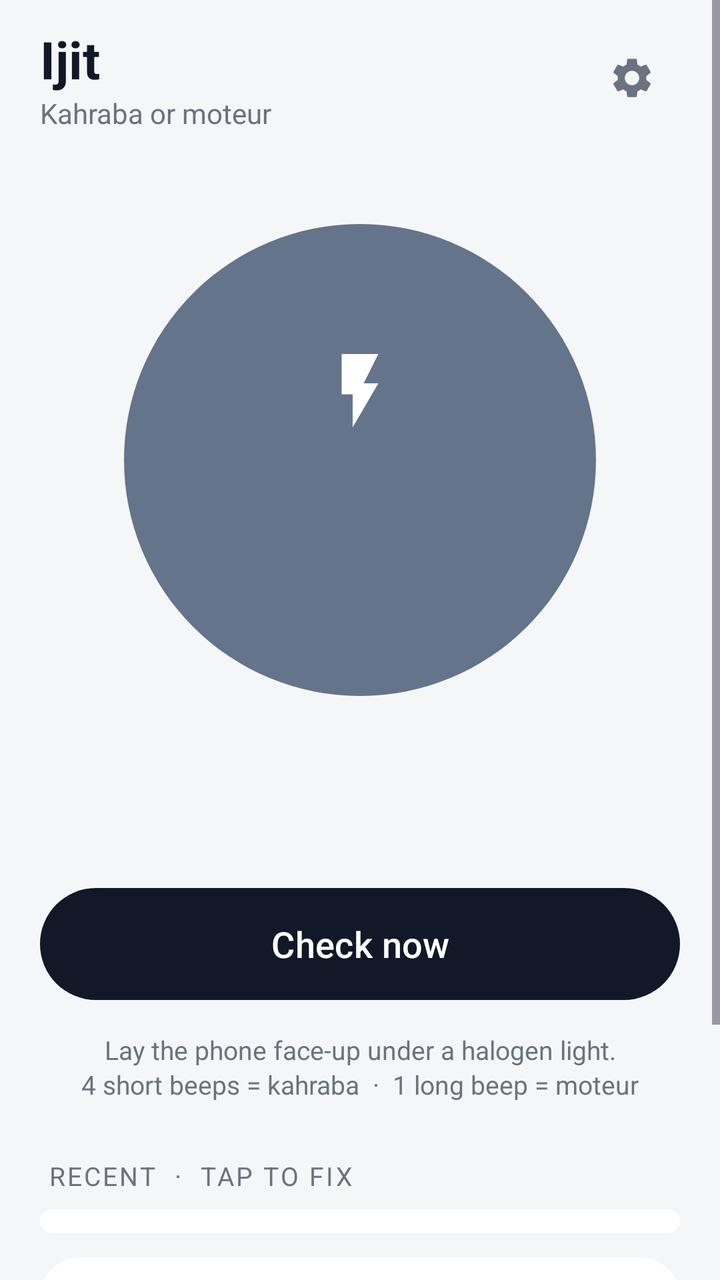
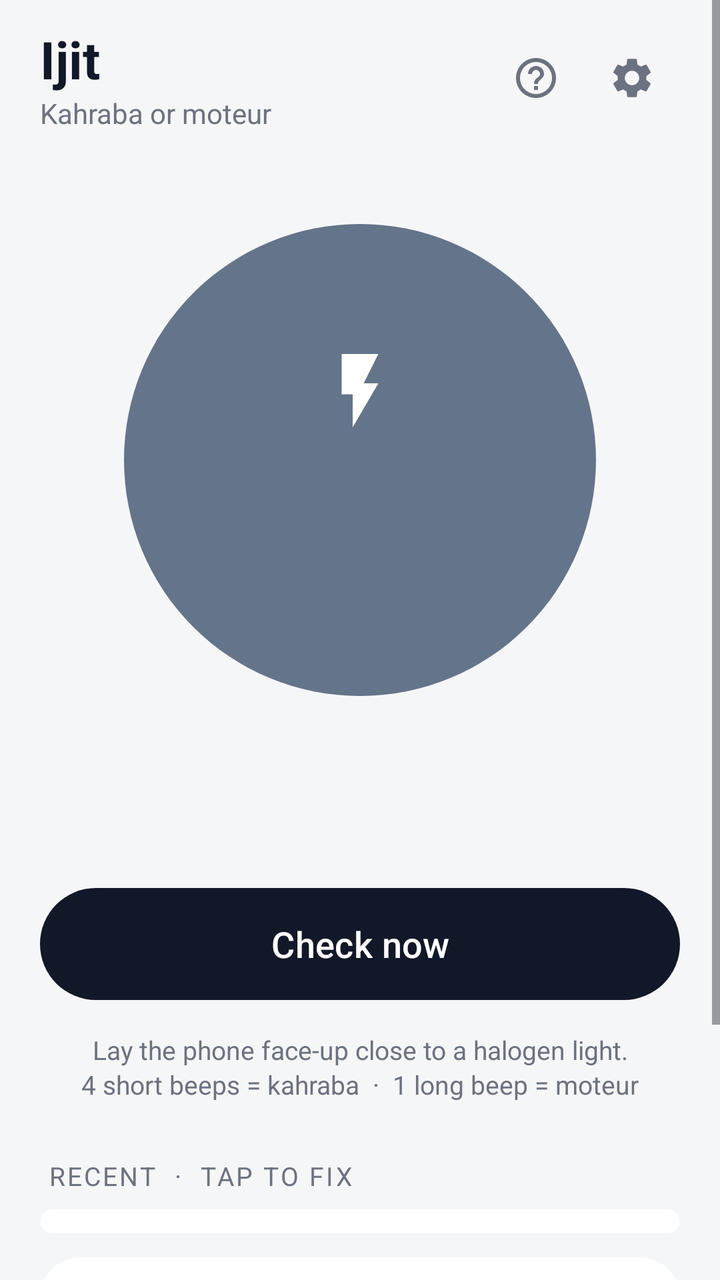

Before-and-after screenshots of an Android layout around one commit, followed by the original layout XML and the change that was made.
<!-- AndroidManifest.xml: activity theme AppTheme.Main -->
<!-- res/layout/activity_main.xml -->
<?xml version="1.0" encoding="utf-8"?>
<ScrollView xmlns:android="http://schemas.android.com/apk/res/android"
    xmlns:app="http://schemas.android.com/apk/res-auto"
    android:layout_width="match_parent"
    android:layout_height="match_parent"
    android:background="@color/bg"
    android:fillViewport="true">

    <LinearLayout
        android:layout_width="match_parent"
        android:layout_height="wrap_content"
        android:orientation="vertical"
        android:paddingStart="20dp"
        android:paddingTop="12dp"
        android:paddingEnd="20dp"
        android:paddingBottom="24dp">

        
        <LinearLayout
            android:layout_width="match_parent"
            android:layout_height="wrap_content"
            android:gravity="center_vertical"
            android:orientation="horizontal">

            <LinearLayout
                android:layout_width="0dp"
                android:layout_height="wrap_content"
                android:layout_weight="1"
                android:orientation="vertical">

                <TextView
                    android:layout_width="wrap_content"
                    android:layout_height="wrap_content"
                    android:text="Ijit"
                    android:textColor="@color/text"
                    android:textSize="26sp"
                    android:textStyle="bold" />

                <TextView
                    android:layout_width="wrap_content"
                    android:layout_height="wrap_content"
                    android:text="Kahraba or moteur"
                    android:textColor="@color/muted"
                    android:textSize="14sp" />
            </LinearLayout>

            <ImageButton
                android:id="@+id/settingsButton"
                android:layout_width="48dp"
                android:layout_height="48dp"
                android:background="?attr/selectableItemBackgroundBorderless"
                android:contentDescription="Settings"
                android:src="@drawable/ic_settings"
                app:tint="@color/muted" />
        </LinearLayout>

        
        <FrameLayout
            android:layout_width="272dp"
            android:layout_height="272dp"
            android:layout_gravity="center_horizontal"
            android:layout_marginTop="28dp">

            <com.google.android.material.progressindicator.CircularProgressIndicator
                android:id="@+id/ring"
                android:layout_width="wrap_content"
                android:layout_height="wrap_content"
                android:layout_gravity="center"
                android:max="1000"
                android:visibility="invisible"
                app:indicatorColor="@color/ring"
                app:indicatorSize="272dp"
                app:trackColor="@color/outline"
                app:trackCornerRadius="4dp"
                app:trackThickness="8dp" />

            <LinearLayout
                android:id="@+id/orb"
                android:layout_width="236dp"
                android:layout_height="236dp"
                android:layout_gravity="center"
                android:background="@drawable/orb"
                android:gravity="center"
                android:orientation="vertical"
                android:padding="16dp">

                <ImageView
                    android:id="@+id/orbIcon"
                    android:layout_width="44dp"
                    android:layout_height="44dp"
                    android:importantForAccessibility="no"
                    android:src="@drawable/ic_bolt"
                    app:tint="#FFFFFF" />

                <TextView
                    android:id="@+id/orbTitle"
                    android:layout_width="wrap_content"
                    android:layout_height="wrap_content"
                    android:layout_marginTop="8dp"
                    android:gravity="center"
                    android:textColor="#FFFFFF"
                    android:textSize="30sp"
                    android:textStyle="bold" />

                <TextView
                    android:id="@+id/orbSub"
                    android:layout_width="wrap_content"
                    android:layout_height="wrap_content"
                    android:layout_marginTop="2dp"
                    android:alpha="0.85"
                    android:gravity="center"
                    android:textColor="#FFFFFF"
                    android:textSize="14sp" />
            </LinearLayout>
        </FrameLayout>

        <TextView
            android:id="@+id/statusLine"
            android:layout_width="match_parent"
            android:layout_height="wrap_content"
            android:layout_marginTop="20dp"
            android:gravity="center"
            android:minLines="2"
            android:textColor="@color/muted"
            android:textSize="15sp" />

        <com.google.android.material.button.MaterialButton
            android:id="@+id/checkButton"
            style="@style/PrimaryButton"
            android:layout_width="match_parent"
            android:layout_height="64dp"
            android:layout_marginTop="16dp"
            android:text="Check now"
            android:textSize="18sp"
            app:cornerRadius="32dp" />

        <TextView
            android:layout_width="match_parent"
            android:layout_height="wrap_content"
            android:layout_marginTop="12dp"
            android:gravity="center"
            android:lineSpacingExtra="2dp"
            android:text="Lay the phone face-up under a halogen light.\n4 short beeps = kahraba  ·  1 long beep = moteur"
            android:textColor="@color/muted"
            android:textSize="13sp" />

        
        <TextView
            style="@style/SectionLabel"
            android:layout_width="wrap_content"
            android:layout_height="wrap_content"
            android:text="Recent  ·  tap to fix" />

        <com.google.android.material.card.MaterialCardView
            style="@style/Card"
            android:layout_width="match_parent"
            android:layout_height="wrap_content">

            <LinearLayout
                android:id="@+id/historyList"
                android:layout_width="match_parent"
                android:layout_height="wrap_content"
                android:orientation="vertical"
                android:paddingTop="6dp"
                android:paddingBottom="6dp" />
        </com.google.android.material.card.MaterialCardView>

        
        <com.google.android.material.card.MaterialCardView
            android:id="@+id/monitorCard"
            style="@style/Card"
            android:layout_width="match_parent"
            android:layout_height="wrap_content"
            android:layout_marginTop="12dp"
            android:clickable="true"
            android:focusable="true">

            <LinearLayout
                android:layout_width="match_parent"
                android:layout_height="wrap_content"
                android:gravity="center_vertical"
                android:orientation="horizontal"
                android:padding="18dp">

                <View
                    android:id="@+id/monitorDot"
                    android:layout_width="10dp"
                    android:layout_height="10dp"
                    android:background="@drawable/dot" />

                <LinearLayout
                    android:layout_width="0dp"
                    android:layout_height="wrap_content"
                    android:layout_marginStart="14dp"
                    android:layout_weight="1"
                    android:orientation="vertical">

                    <TextView
                        android:layout_width="wrap_content"
                        android:layout_height="wrap_content"
                        android:text="Always-on monitor"
                        android:textColor="@color/text"
                        android:textSize="16sp"
                        android:textStyle="bold" />

                    <TextView
                        android:id="@+id/monitorSub"
                        android:layout_width="wrap_content"
                        android:layout_height="wrap_content"
                        android:layout_marginTop="2dp"
                        android:textColor="@color/muted"
                        android:textSize="14sp" />
                </LinearLayout>

                <ImageView
                    android:layout_width="24dp"
                    android:layout_height="24dp"
                    android:importantForAccessibility="no"
                    android:src="@drawable/ic_chevron"
                    app:tint="@color/muted" />
            </LinearLayout>
        </com.google.android.material.card.MaterialCardView>

        <TextView
            android:layout_width="match_parent"
            android:layout_height="wrap_content"
            android:layout_marginStart="4dp"
            android:layout_marginTop="20dp"
            android:layout_marginEnd="4dp"
            android:lineSpacingExtra="2dp"
            android:text="Note: doesn't work if your lights run through a solar inverter or UPS. They smooth out the moteur's flicker, so every check would say kahraba."
            android:textColor="@color/muted"
            android:textSize="12sp" />
    </LinearLayout>
</ScrollView>
<!-- resources referenced by this layout -->
<resources>
  <color name="bg">#F5F6F8</color>
  <color name="muted">#6B7280</color>
  <color name="outline">#E2E5EA</color>
  <color name="ring">#FACC15</color>
  <color name="text">#111827</color>
  <!-- drawable dot (drawable) -->
  <?xml version="1.0" encoding="utf-8"?>
  <shape xmlns:android="http://schemas.android.com/apk/res/android" android:shape="oval">
      <solid android:color="@color/idle" />
      <size android:width="10dp" android:height="10dp" />
  </shape>
  <!-- drawable ic_bolt (drawable) -->
  <vector xmlns:android="http://schemas.android.com/apk/res/android"
      android:width="24dp"
      android:height="24dp"
      android:viewportWidth="24"
      android:viewportHeight="24">
      <path
          android:fillColor="#FFFFFFFF"
          android:pathData="M7,2v11h3v9l7,-12h-4l4,-8z" />
  </vector>
  <!-- drawable ic_chevron (drawable) -->
  <vector xmlns:android="http://schemas.android.com/apk/res/android"
      android:width="24dp"
      android:height="24dp"
      android:viewportWidth="24"
      android:viewportHeight="24">
      <path
          android:fillColor="#FF000000"
          android:pathData="M10,6L8.59,7.41 13.17,12l-4.58,4.59L10,18l6,-6z" />
  </vector>
  <!-- drawable orb (drawable) -->
  <?xml version="1.0" encoding="utf-8"?>
  <shape xmlns:android="http://schemas.android.com/apk/res/android" android:shape="oval">
      <solid android:color="@color/idle" />
  </shape>
  <style name="Card">
          <item name="cardCornerRadius">20dp</item>
          <item name="cardElevation">0dp</item>
          <item name="strokeWidth">0dp</item>
          <item name="cardBackgroundColor">@color/surface</item>
      </style>
  <style name="PrimaryButton" parent="Widget.Material3.Button">
          <item name="android:minHeight">56dp</item>
          <item name="cornerRadius">28dp</item>
          <item name="android:textSize">16sp</item>
      </style>
  <style name="SectionLabel">
          <item name="android:textSize">13sp</item>
          <item name="android:textColor">@color/muted</item>
          <item name="android:letterSpacing">0.08</item>
          <item name="android:textAllCaps">true</item>
          <item name="android:layout_marginTop">28dp</item>
          <item name="android:layout_marginBottom">8dp</item>
          <item name="android:layout_marginStart">4dp</item>
      </style>
  <style name="AppTheme.Main" parent="AppTheme">
          <item name="windowActionBar">false</item>
          <item name="windowNoTitle">true</item>
      </style>
  <color name="idle">#64748B</color>
  <color name="surface">#FFFFFF</color>
  <color name="ink">#111827</color>
  <color name="on_ink">#FFFFFF</color>
  <color name="surface_alt">#ECEEF2</color>
  <color name="kahraba">#059669</color>
  <!-- unchanged entries left out for length: 2 -->
</resources>

<!-- the commit's change to res/layout/activity_main.xml (unified diff, before → after) -->
@@ -43,6 +43,15 @@
                     android:textColor="@color/muted"
                     android:textSize="14sp" />
             </LinearLayout>
+
+            <ImageButton
+                android:id="@+id/helpButton"
+                android:layout_width="48dp"
+                android:layout_height="48dp"
+                android:background="?attr/selectableItemBackgroundBorderless"
+                android:contentDescription="Help"
+                android:src="@drawable/ic_help"
+                app:tint="@color/muted" />
 
             <ImageButton
                 android:id="@+id/settingsButton"
@@ -140,7 +149,7 @@
             android:layout_marginTop="12dp"
             android:gravity="center"
             android:lineSpacingExtra="2dp"
-            android:text="Lay the phone face-up under a halogen light.\n4 short beeps = kahraba  ·  1 long beep = moteur"
+            android:text="Lay the phone face-up close to a halogen light.\n4 short beeps = kahraba  ·  1 long beep = moteur"
             android:textColor="@color/muted"
             android:textSize="13sp" />
 
@@ -228,7 +237,7 @@
             android:layout_marginTop="20dp"
             android:layout_marginEnd="4dp"
             android:lineSpacingExtra="2dp"
-            android:text="Note: doesn't work if your lights run through a solar inverter or UPS. They smooth out the moteur's flicker, so every check would say kahraba."
+            android:text="Note: doesn't work with LED bulbs, or if your lights run through a solar inverter or UPS. Tap ? at the top for the full guide."
             android:textColor="@color/muted"
             android:textSize="12sp" />
     </LinearLayout>
<!-- resource entries referenced after the edit -->
@@ -30,6 +30,16 @@
       <path
           android:fillColor="#FF000000"
           android:pathData="M10,6L8.59,7.41 13.17,12l-4.58,4.59L10,18l6,-6z" />
+  </vector>
+  <!-- drawable ic_help (drawable) -->
+  <vector xmlns:android="http://schemas.android.com/apk/res/android"
+      android:width="24dp"
+      android:height="24dp"
+      android:viewportWidth="24"
+      android:viewportHeight="24">
+      <path
+          android:fillColor="#FF000000"
+          android:pathData="M11,18h2v-2h-2v2zM12,2C6.48,2 2,6.48 2,12s4.48,10 10,10 10,-4.48 10,-10S17.52,2 12,2zM12,20c-4.41,0 -8,-3.59 -8,-8s3.59,-8 8,-8 8,3.59 8,8 -3.59,8 -8,8zM12,6c-2.21,0 -4,1.79 -4,4h2c0,-1.1 0.9,-2 2,-2s2,0.9 2,2c0,2 -3,1.75 -3,5h2c0,-2.25 3,-2.5 3,-5 0,-2.21 -1.79,-4 -4,-4z" />
   </vector>
   <!-- drawable orb (drawable) -->
   <?xml version="1.0" encoding="utf-8"?>
